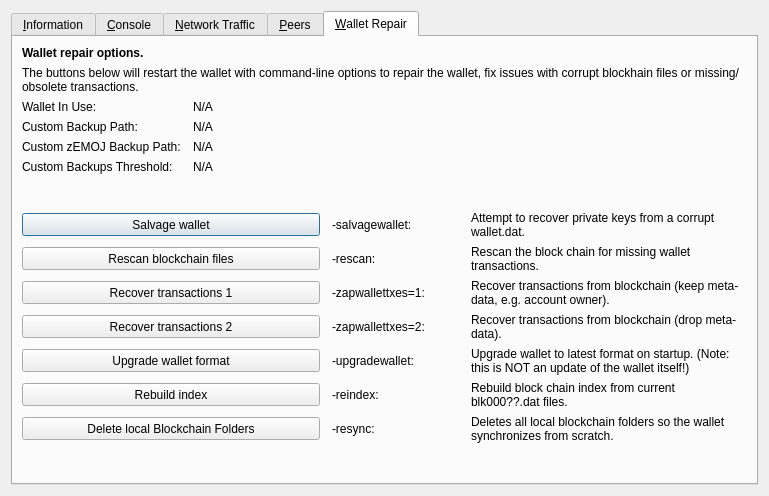
emojiproject/coin, file src/qt/forms/rpcconsole.ui: the form before one commit.
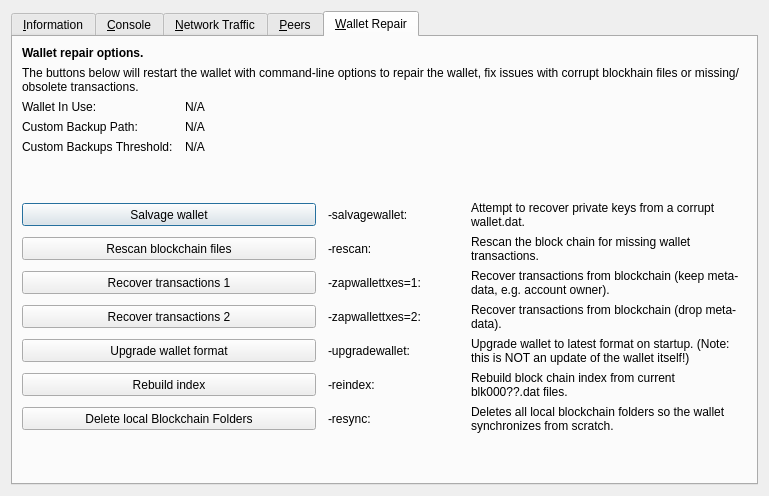
The form after the commit. The open tabs and pages were chosen to show the change. Icons and pictures are not drawn. Custom widgets are drawn as their Qt base class.

```diff
--- a/src/qt/forms/rpcconsole.ui
+++ b/src/qt/forms/rpcconsole.ui
@@ -1327,35 +1327,6 @@
          </property>
         </widget>
        </item>
-       <item row="4" column="0">
-        <widget class="QLabel" name="wallet_customzemojbackuppath_label">
-         <property name="visible">
-          <bool>false</bool>
-         </property>
-         <property name="text">
-          <string>Custom zEMOJ Backup Path:</string>
-         </property>
-        </widget>
-       </item>
-       <item row="4" column="1" colspan="3">
-        <widget class="QLabel" name="wallet_customzemojbackuppath">
-         <property name="cursor">
-          <cursorShape>IBeamCursor</cursorShape>
-         </property>
-         <property name="visible">
-          <bool>false</bool>
-         </property>
-         <property name="text">
-          <string>N/A</string>
-         </property>
-         <property name="textFormat">
-          <enum>Qt::PlainText</enum>
-         </property>
-         <property name="textInteractionFlags">
-          <set>Qt::LinksAccessibleByMouse|Qt::TextSelectableByKeyboard|Qt::TextSelectableByMouse</set>
-         </property>
-        </widget>
-       </item>
        <item row="5" column="0">
         <widget class="QLabel" name="wallet_custombackupthreshold_label">
          <property name="visible">
```
Left out of the diff: 6 changed lines with no effect on the pictures.
